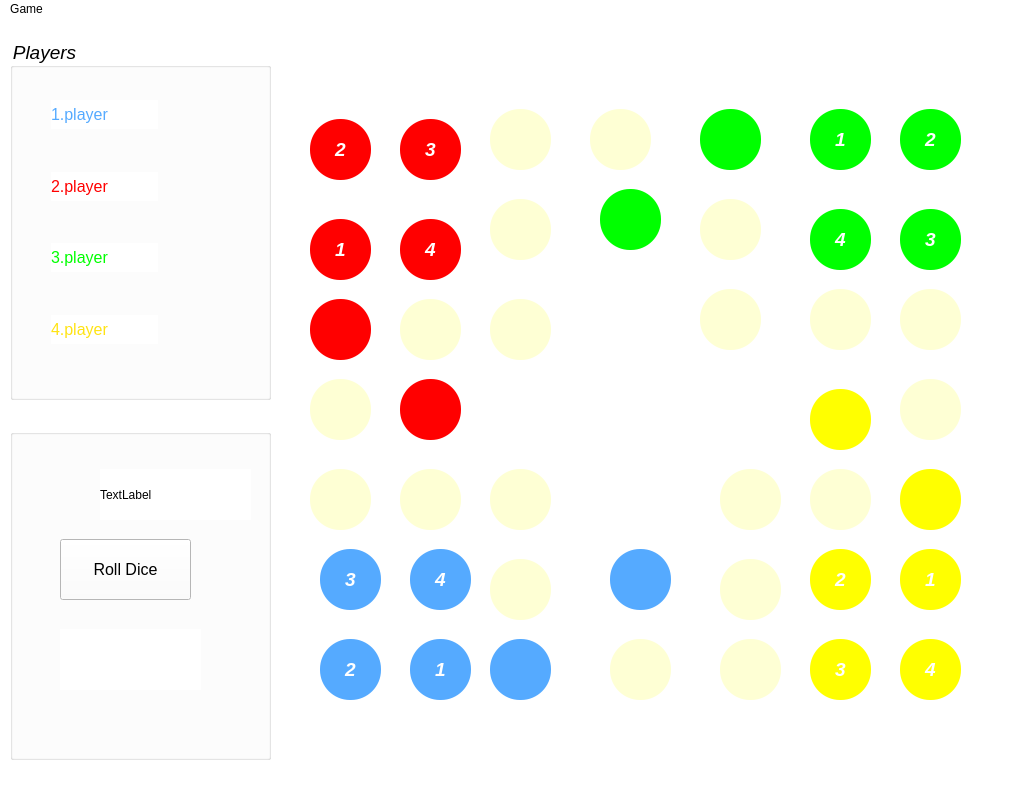
parhamsazdar/parham-ludo, file untitled.ui: the form before one commit.
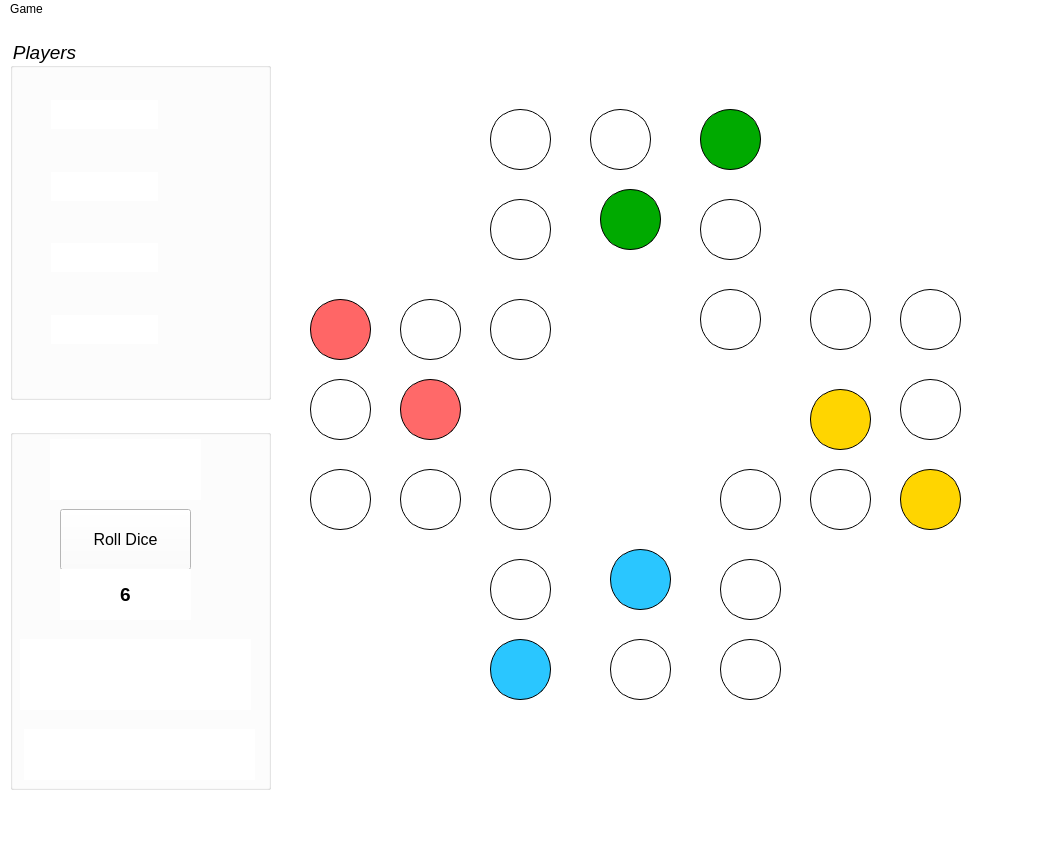
The form after the commit. Icons and pictures are not drawn.

Diff of the .ui file:
```diff
--- a/untitled.ui
+++ b/untitled.ui
@@ -6,8 +6,8 @@
    <rect>
     <x>0</x>
     <y>0</y>
-    <width>1030</width>
-    <height>811</height>
+    <width>1047</width>
+    <height>844</height>
    </rect>
   </property>
   <property name="windowTitle">
@@ -16,6 +16,12 @@
   <property name="styleSheet">
    <string notr="true">background-color: rgb(255, 255, 255);</string>
   </property>
+  <property name="iconSize">
+   <size>
+    <width>100</width>
+    <height>80</height>
+   </size>
+  </property>
   <widget class="QWidget" name="centralwidget">
    <widget class="QGroupBox" name="groupBox">
     <property name="geometry">
@@ -52,11 +58,10 @@
       </font>
      </property>
      <property name="styleSheet">
-      <string notr="true">
-color: rgb(85, 170, 255);</string>
+      <string notr="true"/>
      </property>
      <property name="text">
-      <string>1.player</string>
+      <string/>
      </property>
     </widget>
     <widget class="QLabel" name="lbl_player_2">
@@ -75,10 +80,10 @@
       </font>
      </property>
      <property name="styleSheet">
-      <string notr="true">color: rgb(255, 0, 0);</string>
+      <string notr="true"/>
      </property>
      <property name="text">
-      <string>2.player</string>
+      <string/>
      </property>
     </widget>
     <widget class="QLabel" name="lbl_player_3">
@@ -97,10 +102,10 @@
       </font>
      </property>
      <property name="styleSheet">
-      <string notr="true">color: rgb(0, 255, 0);</string>
+      <string notr="true"/>
      </property>
      <property name="text">
-      <string>3.player</string>
+      <string/>
      </property>
     </widget>
     <widget class="QLabel" name="lbl_player_4">
@@ -119,10 +124,10 @@
       </font>
      </property>
      <property name="styleSheet">
-      <string notr="true">color: rgb(255, 227, 19);</string>
+      <string notr="true"/>
      </property>
      <property name="text">
-      <string>4.player</string>
+      <string/>
      </property>
     </widget>
    </widget>
@@ -132,33 +137,17 @@
       <x>10</x>
       <y>410</y>
       <width>261</width>
-      <height>331</height>
+      <height>361</height>
      </rect>
     </property>
     <property name="title">
      <string/>
     </property>
-    <widget class="QLabel" name="lbl_turns">
-     <property name="enabled">
-      <bool>true</bool>
-     </property>
-     <property name="geometry">
-      <rect>
-       <x>90</x>
-       <y>40</y>
-       <width>151</width>
-       <height>51</height>
-      </rect>
-     </property>
-     <property name="text">
-      <string>TextLabel</string>
-     </property>
-    </widget>
     <widget class="QPushButton" name="pushButton_tas">
      <property name="geometry">
       <rect>
        <x>50</x>
-       <y>110</y>
+       <y>80</y>
        <width>131</width>
        <height>61</height>
       </rect>
@@ -169,16 +158,59 @@
        <pointsize>12</pointsize>
       </font>
      </property>
+     <property name="toolTip">
+      <string>Roll_Dice</string>
+     </property>
+     <property name="styleSheet">
+      <string notr="true">background-color: rgb(255, 255, 255);</string>
+     </property>
      <property name="text">
       <string>Roll Dice</string>
      </property>
+     <property name="icon">
+      <iconset>
+       <normaloff>icons8-dice-24.png</normaloff>icons8-dice-24.png</iconset>
+     </property>
+     <property name="iconSize">
+      <size>
+       <width>90</width>
+       <height>90</height>
+      </size>
+     </property>
     </widget>
     <widget class="QLabel" name="lbl_tas">
      <property name="geometry">
       <rect>
        <x>50</x>
-       <y>200</y>
-       <width>141</width>
+       <y>140</y>
+       <width>131</width>
+       <height>51</height>
+      </rect>
+     </property>
+     <property name="font">
+      <font>
+       <family>MS Sans Serif</family>
+       <pointsize>14</pointsize>
+       <weight>75</weight>
+       <bold>true</bold>
+      </font>
+     </property>
+     <property name="toolTip">
+      <string>Number_Dice</string>
+     </property>
+     <property name="text">
+      <string>6</string>
+     </property>
+     <property name="alignment">
+      <set>Qt::AlignCenter</set>
+     </property>
+    </widget>
+    <widget class="QLabel" name="lbl_turns">
+     <property name="geometry">
+      <rect>
+       <x>40</x>
+       <y>10</y>
+       <width>151</width>
        <height>61</height>
       </rect>
      </property>
@@ -187,6 +219,7 @@
        <family>MS Sans Serif</family>
        <pointsize>14</pointsize>
        <weight>75</weight>
+       <italic>true</italic>
        <bold>true</bold>
       </font>
      </property>
@@ -194,6 +227,57 @@
       <string/>
      </property>
     </widget>
+    <widget class="QLabel" name="label_guid">
+     <property name="geometry">
+      <rect>
+       <x>10</x>
+       <y>210</y>
+       <width>231</width>
+       <height>71</height>
+      </rect>
+     </property>
+     <property name="font">
+      <font>
+       <family>MS Sans Serif</family>
+       <pointsize>12</pointsize>
+       <weight>50</weight>
+       <bold>false</bold>
+      </font>
+     </property>
+     <property name="toolTip">
+      <string>Guid_Box</string>
+     </property>
+     <property name="text">
+      <string/>
+     </property>
+     <property name="alignment">
+      <set>Qt::AlignCenter</set>
+     </property>
+    </widget>
+    <widget class="QLabel" name="label_con">
+     <property name="geometry">
+      <rect>
+       <x>14</x>
+       <y>300</y>
+       <width>231</width>
+       <height>51</height>
+      </rect>
+     </property>
+     <property name="font">
+      <font>
+       <family>MS Sans Serif</family>
+       <pointsize>11</pointsize>
+       <weight>75</weight>
+       <bold>true</bold>
+      </font>
+     </property>
+     <property name="text">
+      <string/>
+     </property>
+     <property name="alignment">
+      <set>Qt::AlignCenter</set>
+     </property>
+    </widget>
    </widget>
    <widget class="QLabel" name="b_7">
     <property name="geometry">
@@ -206,7 +290,10 @@
     </property>
     <property name="styleSheet">
      <string notr="true">background-color: rgb(255, 0, 0);
-border-radius:30px;</string>
+background-color: rgb(255, 102, 102);
+border-radius:30px;
+border:1px solid black;
+</string>
     </property>
     <property name="text">
      <string/>
@@ -222,9 +309,9 @@
      </rect>
     </property>
     <property name="styleSheet">
-     <string notr="true">background-color: rgb(85, 170, 255);
-background-color: rgb(255, 255, 0);
-border-radius:30px;</string>
+     <string notr="true">background-color: rgb(255, 213, 0);
+border-radius:30px;
+border:1px solid black;</string>
     </property>
     <property name="text">
      <string/>
@@ -240,8 +327,9 @@
      </rect>
     </property>
     <property name="styleSheet">
-     <string notr="true">background-color: rgb(0, 255, 0);
-border-radius:30px;</string>
+     <string notr="true">background-color: rgb(0, 170, 0);
+border-radius:30px;
+border:1px solid black;</string>
     </property>
     <property name="text">
      <string/>
@@ -257,7 +345,8 @@
      </rect>
     </property>
     <property name="styleSheet">
-     <string notr="true">background-color: rgb(254, 255, 212);
+     <string notr="true">background-color: rgb(255, 255, 255);
+border:1px solid black;
 border-radius:30px;</string>
     </property>
     <property name="text">
@@ -274,7 +363,8 @@
      </rect>
     </property>
     <property name="styleSheet">
-     <string notr="true">background-color: rgb(254, 255, 212);
+     <string notr="true">background-color: rgb(255, 255, 255);
+border:1px solid black;
 border-radius:30px;</string>
     </property>
     <property name="text">
@@ -291,7 +381,8 @@
      </rect>
     </property>
     <property name="styleSheet">
-     <string notr="true">background-color: rgb(254, 255, 212);
+     <string notr="true">background-color: rgb(255, 255, 255);
+border:1px solid black;
 border-radius:30px;</string>
     </property>
     <property name="text">
@@ -308,7 +399,8 @@
      </rect>
     </property>
     <property name="styleSheet">
-     <string notr="true">background-color: rgb(254, 255, 212);
+     <string notr="true">background-color: rgb(255, 255, 255);
+border:1px solid black;
 border-radius:30px;</string>
     </property>
     <property name="text">
@@ -325,7 +417,8 @@
      </rect>
     </property>
     <property name="styleSheet">
-     <string notr="true">background-color: rgb(254, 255, 212);
+     <string notr="true">background-color: rgb(255, 255, 255);
+border:1px solid black;
 border-radius:30px;</string>
     </property>
     <property name="text">
@@ -342,7 +435,8 @@
      </rect>
     </property>
     <property name="styleSheet">
-     <string notr="true">background-color: rgb(254, 255, 212);
+     <string notr="true">background-color: rgb(255, 255, 255);
+border:1px solid black;
 border-radius:30px;</string>
     </property>
     <property name="text">
@@ -359,7 +453,8 @@
      </rect>
     </property>
     <property name="styleSheet">
-     <string notr="true">background-color: rgb(254, 255, 212);
+     <string notr="true">background-color: rgb(255, 255, 255);
+border:1px solid black;
 border-radius:30px;</string>
     </property>
     <property name="text">
@@ -376,7 +471,8 @@
      </rect>
     </property>
     <property name="styleSheet">
-     <string notr="true">background-color: rgb(254, 255, 212);
+     <string notr="true">background-color: rgb(255, 255, 255);
+border:1px solid black;
 border-radius:30px;</string>
     </property>
     <property name="text">
@@ -393,7 +489,8 @@
      </rect>
     </property>
     <property name="styleSheet">
-     <string notr="true">background-color: rgb(254, 255, 212);
+     <string notr="true">background-color: rgb(255, 255, 255);
+border:1px solid black;
 border-radius:30px;</string>
     </property>
     <property name="text">
@@ -410,7 +507,8 @@
      </rect>
     </property>
     <property name="styleSheet">
-     <string notr="true">background-color: rgb(254, 255, 212);
+     <string notr="true">background-color: rgb(255, 255, 255);
+border:1px solid black;
 border-radius:30px;</string>
     </property>
     <property name="text">
@@ -427,7 +525,8 @@
      </rect>
     </property>
     <property name="styleSheet">
-     <string notr="true">background-color: rgb(254, 255, 212);
+     <string notr="true">background-color: rgb(255, 255, 255);
+border:1px solid black;
 border-radius:30px;</string>
     </property>
     <property name="text">
@@ -444,7 +543,8 @@
      </rect>
     </property>
     <property name="styleSheet">
-     <string notr="true">background-color: rgb(254, 255, 212);
+     <string notr="true">background-color: rgb(255, 255, 255);
+border:1px solid black;
 border-radius:30px;</string>
     </property>
     <property name="text">
@@ -461,7 +561,8 @@
      </rect>
     </property>
     <property name="styleSheet">
-     <string notr="true">background-color: rgb(254, 255, 212);
+     <string notr="true">background-color: rgb(255, 255, 255);
+border:1px solid black;
 border-radius:30px;</string>
     </property>
     <property name="text">
@@ -478,7 +579,8 @@
      </rect>
     </property>
     <property name="styleSheet">
-     <string notr="true">background-color: rgb(254, 255, 212);
+     <string notr="true">background-color: rgb(255, 255, 255);
+border:1px solid black;
 border-radius:30px;</string>
     </property>
     <property name="text">
@@ -495,7 +597,8 @@
      </rect>
     </property>
     <property name="styleSheet">
-     <string notr="true">background-color: rgb(254, 255, 212);
+     <string notr="true">background-color: rgb(255, 255, 255);
+border:1px solid black;
 border-radius:30px;</string>
     </property>
     <property name="text">
@@ -512,7 +615,8 @@
      </rect>
     </property>
     <property name="styleSheet">
-     <string notr="true">background-color: rgb(254, 255, 212);
+     <string notr="true">background-color: rgb(255, 255, 255);
+border:1px solid black;
 border-radius:30px;</string>
     </property>
     <property name="text">
@@ -529,7 +633,8 @@
      </rect>
     </property>
     <property name="styleSheet">
-     <string notr="true">background-color: rgb(254, 255, 212);
+     <string notr="true">background-color: rgb(255, 255, 255);
+border:1px solid black;
 border-radius:30px;</string>
     </property>
     <property name="text">
@@ -546,7 +651,8 @@
      </rect>
     </property>
     <property name="styleSheet">
-     <string notr="true">background-color: rgb(254, 255, 212);
+     <string notr="true">background-color: rgb(255, 255, 255);
+border:1px solid black;
 border-radius:30px;</string>
     </property>
     <property name="text">
@@ -563,7 +669,8 @@
      </rect>
     </property>
     <property name="styleSheet">
-     <string notr="true">background-color: rgb(254, 255, 212);
+     <string notr="true">background-color: rgb(255, 255, 255);
+border:1px solid black;
 border-radius:30px;</string>
     </property>
     <property name="text">
@@ -580,7 +687,8 @@
      </rect>
     </property>
     <property name="styleSheet">
-     <string notr="true">background-color: rgb(254, 255, 212);
+     <string notr="true">background-color: rgb(255, 255, 255);
+border:1px solid black;
 border-radius:30px;</string>
     </property>
     <property name="text">
@@ -597,8 +705,9 @@
      </rect>
     </property>
     <property name="styleSheet">
-     <string notr="true">background-color: rgb(85, 170, 255);
-border-radius:30px;</string>
+     <string notr="true">background-color: rgb(42, 198, 255);
+border-radius:30px;
+border:1px solid black;</string>
     </property>
     <property name="text">
      <string/>
@@ -614,8 +723,9 @@
      </rect>
     </property>
     <property name="styleSheet">
-     <string notr="true">background-color: rgb(85, 170, 255);
-border-radius:30px;</string>
+     <string notr="true">background-color: rgb(42, 198, 255);
+border-radius:30px;
+border:1px solid black;</string>
     </property>
     <property name="text">
      <string/>
@@ -631,8 +741,10 @@
      </rect>
     </property>
     <property name="styleSheet">
-     <string notr="true">background-color: rgb(255, 0, 0);
-border-radius:30px;</string>
+     <string notr="true">background-color: rgb(255, 0, 0,150);
+border-radius:30px;
+border:1px solid black;
+</string>
     </property>
     <property name="text">
      <string/>
@@ -648,8 +760,9 @@
      </rect>
     </property>
     <property name="styleSheet">
-     <string notr="true">background-color: rgb(0, 255, 0);
-border-radius:30px;</string>
+     <string notr="true">background-color: rgb(0, 170, 0);
+border-radius:30px;
+border:1px solid black;</string>
     </property>
     <property name="text">
      <string/>
@@ -665,9 +778,9 @@
      </rect>
     </property>
     <property name="styleSheet">
-     <string notr="true">background-color: rgb(85, 170, 255);
-background-color: rgb(255, 255, 0);
-border-radius:30px;</string>
+     <string notr="true">background-color: rgb(255, 213, 0);
+border-radius:30px;
+border:1px solid black;</string>
     </property>
     <property name="text">
      <string/>
@@ -692,12 +805,22 @@
      </font>
     </property>
     <property name="styleSheet">
-     <string notr="true">background-color: rgb(85, 170, 255);
+     <string notr="true">background-color: rgb(85, 170, 255,0);
 border-radius:30px;
 color: rgb(255, 255, 255);</string>
     </property>
     <property name="text">
-     <string>1</string>
+     <string/>
+    </property>
+    <property name="icon">
+     <iconset>
+      <normaloff>ludo-piece-peacock-blue.png</normaloff>ludo-piece-peacock-blue.png</iconset>
+    </property>
+    <property name="iconSize">
+     <size>
+      <width>60</width>
+      <height>60</height>
+     </size>
     </property>
    </widget>
    <widget class="QPushButton" name="red_1">
@@ -719,12 +842,22 @@
      </font>
     </property>
     <property name="styleSheet">
-     <string notr="true">background-color: rgb(255, 0, 0);
+     <string notr="true">background-color: rgb(255, 255, 0,0);
 border-radius:30px;
 color: rgb(255, 255, 255);</string>
     </property>
     <property name="text">
-     <string>1</string>
+     <string/>
+    </property>
+    <property name="icon">
+     <iconset>
+      <normaloff>ludo-piece-scarlett-red.png</normaloff>ludo-piece-scarlett-red.png</iconset>
+    </property>
+    <property name="iconSize">
+     <size>
+      <width>60</width>
+      <height>60</height>
+     </size>
     </property>
    </widget>
    <widget class="QPushButton" name="yellow_1">
@@ -746,12 +879,22 @@
      </font>
     </property>
     <property name="styleSheet">
-     <string notr="true">background-color: rgb(255, 255, 0);
+     <string notr="true">background-color: rgb(255, 255, 0,0);
 border-radius:30px;
 color: rgb(255, 255, 255);</string>
     </property>
     <property name="text">
-     <string>1</string>
+     <string/>
+    </property>
+    <property name="icon">
+     <iconset>
+      <normaloff>ludo-piece-mustard-yellow.png</normaloff>ludo-piece-mustard-yellow.png</iconset>
+    </property>
+    <property name="iconSize">
+     <size>
+      <width>60</width>
+      <height>60</height>
+     </size>
     </property>
    </widget>
    <widget class="QPushButton" name="green_1">
@@ -773,12 +916,22 @@
      </font>
     </property>
     <property name="styleSheet">
-     <string notr="true">background-color: rgb(0, 255, 0);
+     <string notr="true">background-color: rgb(255, 255, 0,0);
 border-radius:30px;
 color: rgb(255, 255, 255);</string>
     </property>
     <property name="text">
-     <string>1</string>
+     <string/>
+    </property>
+    <property name="icon">
+     <iconset>
+      <normaloff>ludo-piece-green.png</normaloff>ludo-piece-green.png</iconset>
+    </property>
+    <property name="iconSize">
+     <size>
+      <width>60</width>
+      <height>60</height>
+     </size>
     </property>
    </widget>
    <widget class="QPushButton" name="red_4">
@@ -800,12 +953,22 @@
      </font>
     </property>
     <property name="styleSheet">
-     <string notr="true">background-color: rgb(255, 0, 0);
+     <string notr="true">background-color: rgb(255, 255, 0,0);
 border-radius:30px;
 color: rgb(255, 255, 255);</string>
     </property>
     <property name="text">
-     <string>4</string>
+     <string/>
+    </property>
+    <property name="icon">
+     <iconset>
+      <normaloff>ludo-piece-scarlett-red.png</normaloff>ludo-piece-scarlett-red.png</iconset>
+    </property>
+    <property name="iconSize">
+     <size>
+      <width>60</width>
+      <height>60</height>
+     </size>
     </property>
    </widget>
    <widget class="QPushButton" name="red_2">
@@ -827,12 +990,22 @@
      </font>
     </property>
     <property name="styleSheet">
-     <string notr="true">background-color: rgb(255, 0, 0);
+     <string notr="true">background-color: rgb(255, 255, 0,0);
 border-radius:30px;
 color: rgb(255, 255, 255);</string>
     </property>
     <property name="text">
-     <string>2</string>
+     <string/>
+    </property>
+    <property name="icon">
+     <iconset>
+      <normaloff>ludo-piece-scarlett-red.png</normaloff>ludo-piece-scarlett-red.png</iconset>
+    </property>
+    <property name="iconSize">
+     <size>
+      <width>60</width>
+      <height>60</height>
+     </size>
     </property>
    </widget>
    <widget class="QPushButton" name="red_3">
@@ -854,12 +1027,22 @@
      </font>
     </property>
     <property name="styleSheet">
-     <string notr="true">background-color: rgb(255, 0, 0);
+     <string notr="true">background-color: rgb(255, 255, 0,0);
 border-radius:30px;
 color: rgb(255, 255, 255);</string>
     </property>
     <property name="text">
-     <string>3</string>
+     <string/>
+    </property>
+    <property name="icon">
+     <iconset>
+      <normaloff>ludo-piece-scarlett-red.png</normaloff>ludo-piece-scarlett-red.png</iconset>
+    </property>
+    <property name="iconSize">
+     <size>
+      <width>60</width>
+      <height>60</height>
+     </size>
     </property>
    </widget>
    <widget class="QPushButton" name="green_2">
@@ -881,12 +1064,22 @@
      </font>
     </property>
     <property name="styleSheet">
-     <string notr="true">background-color: rgb(0, 255, 0);
+     <string notr="true">background-color: rgb(255, 255, 0,0);
 border-radius:30px;
 color: rgb(255, 255, 255);</string>
     </property>
     <property name="text">
-     <string>2</string>
+     <string/>
+    </property>
+    <property name="icon">
+     <iconset>
+      <normaloff>ludo-piece-green.png</normaloff>ludo-piece-green.png</iconset>
+    </property>
+    <property name="iconSize">
+     <size>
+      <width>60</width>
+      <height>60</height>
+     </size>
     </property>
    </widget>
    <widget class="QPushButton" name="green_4">
@@ -908,12 +1101,22 @@
      </font>
     </property>
     <property name="styleSheet">
-     <string notr="true">background-color: rgb(0, 255, 0);
+     <string notr="true">background-color: rgb(255, 255, 0,0);
 border-radius:30px;
 color: rgb(255, 255, 255);</string>
     </property>
     <property name="text">
-     <string>4</string>
+     <string/>
+    </property>
+    <property name="icon">
+     <iconset>
+      <normaloff>ludo-piece-green.png</normaloff>ludo-piece-green.png</iconset>
+    </property>
+    <property name="iconSize">
+     <size>
+      <width>60</width>
+      <height>60</height>
+     </size>
     </property>
    </widget>
    <widget class="QPushButton" name="green_3">
@@ -935,12 +1138,22 @@
      </font>
     </property>
     <property name="styleSheet">
-     <string notr="true">background-color: rgb(0, 255, 0);
+     <string notr="true">background-color: rgb(255, 255, 0,0);
 border-radius:30px;
 color: rgb(255, 255, 255);</string>
     </property>
     <property name="text">
-     <string>3</string>
+     <string/>
+    </property>
+    <property name="icon">
+     <iconset>
+      <normaloff>ludo-piece-green.png</normaloff>ludo-piece-green.png</iconset>
+    </property>
+    <property name="iconSize">
+     <size>
+      <width>60</width>
+      <height>60</height>
+     </size>
     </property>
    </widget>
    <widget class="QPushButton" name="blue_2">
@@ -962,12 +1175,22 @@
      </font>
     </property>
     <property name="styleSheet">
-     <string notr="true">background-color: rgb(85, 170, 255);
+     <string notr="true">background-color: rgb(255, 255, 0,0);
 border-radius:30px;
 color: rgb(255, 255, 255);</string>
     </property>
     <property name="text">
-     <string>2</string>
+     <string/>
+    </property>
+    <property name="icon">
+     <iconset>
+      <normaloff>ludo-piece-peacock-blue.png</normaloff>ludo-piece-peacock-blue.png</iconset>
+    </property>
+    <property name="iconSize">
+     <size>
+      <width>60</width>
+      <height>60</height>
+     </size>
     </property>
    </widget>
    <widget class="QPushButton" name="blue_4">
@@ -989,12 +1212,22 @@
      </font>
     </property>
     <property name="styleSheet">
-     <string notr="true">background-color: rgb(85, 170, 255);
+     <string notr="true">background-color: rgb(255, 255, 0,0);
 border-radius:30px;
 color: rgb(255, 255, 255);</string>
     </property>
     <property name="text">
-     <string>4</string>
+     <string/>
+    </property>
+    <property name="icon">
+     <iconset>
+      <normaloff>ludo-piece-peacock-blue.png</normaloff>ludo-piece-peacock-blue.png</iconset>
+    </property>
+    <property name="iconSize">
+     <size>
+      <width>60</width>
+      <height>60</height>
+     </size>
     </property>
    </widget>
    <widget class="QPushButton" name="blue_3">
@@ -1016,12 +1249,22 @@
      </font>
     </property>
     <property name="styleSheet">
-     <string notr="true">background-color: rgb(85, 170, 255);
+     <string notr="true">background-color: rgb(255, 255, 0,0);
 border-radius:30px;
 color: rgb(255, 255, 255);</string>
     </property>
     <property name="text">
-     <string>3</string>
+     <string/>
+    </property>
+    <property name="icon">
+     <iconset>
+      <normaloff>ludo-piece-peacock-blue.png</normaloff>ludo-piece-peacock-blue.png</iconset>
+    </property>
+    <property name="iconSize">
+     <size>
+      <width>60</width>
+      <height>60</height>
+     </size>
     </property>
    </widget>
    <widget class="QPushButton" name="yellow_2">
@@ -1043,12 +1286,22 @@
      </font>
     </property>
     <property name="styleSheet">
-     <string notr="true">background-color: rgb(255, 255, 0);
+     <string notr="true">background-color: rgb(255, 255, 0,0);
 border-radius:30px;
 color: rgb(255, 255, 255);</string>
     </property>
     <property name="text">
-     <string>2</string>
+     <string/>
+    </property>
+    <property name="icon">
+     <iconset>
+      <normaloff>ludo-piece-mustard-yellow.png</normaloff>ludo-piece-mustard-yellow.png</iconset>
+    </property>
+    <property name="iconSize">
+     <size>
+      <width>60</width>
+      <height>60</height>
+     </size>
     </property>
    </widget>
    <widget class="QPushButton" name="yellow_3">
@@ -1070,12 +1323,22 @@
      </font>
     </property>
     <property name="styleSheet">
-     <string notr="true">background-color: rgb(255, 255, 0);
+     <string notr="true">background-color: rgb(255, 255, 0,0);
 border-radius:30px;
 color: rgb(255, 255, 255);</string>
     </property>
     <property name="text">
-     <string>3</string>
+     <string/>
+    </property>
+    <property name="icon">
+     <iconset>
+      <normaloff>ludo-piece-mustard-yellow.png</normaloff>ludo-piece-mustard-yellow.png</iconset>
+    </property>
+    <property name="iconSize">
+     <size>
+      <width>60</width>
+      <height>60</height>
+     </size>
     </property>
    </widget>
    <widget class="QPushButton" name="yellow_4">
@@ -1097,12 +1360,146 @@
      </font>
     </property>
     <property name="styleSheet">
-     <string notr="true">background-color: rgb(255, 255, 0);
+     <string notr="true">background-color: rgb(255, 255, 0,0);
 border-radius:30px;
 color: rgb(255, 255, 255);</string>
     </property>
     <property name="text">
-     <string>4</string>
+     <string/>
+    </property>
+    <property name="icon">
+     <iconset>
+      <normaloff>ludo-piece-mustard-yellow.png</normaloff>ludo-piece-mustard-yellow.png</iconset>
+    </property>
+    <property name="iconSize">
+     <size>
+      <width>60</width>
+      <height>60</height>
+     </size>
+    </property>
+   </widget>
+   <widget class="QLabel" name="lbl_blue_home">
+    <property name="geometry">
+     <rect>
+      <x>580</x>
+      <y>530</y>
+      <width>121</width>
+      <height>61</height>
+     </rect>
+    </property>
+    <property name="font">
+     <font>
+      <family>MS Sans Serif</family>
+      <pointsize>17</pointsize>
+      <weight>75</weight>
+      <italic>false</italic>
+      <bold>true</bold>
+     </font>
+    </property>
+    <property name="styleSheet">
+     <string notr="true">background-color: rgb(255, 255, 255,0);
+color: rgb(255, 255, 255);
+
+</string>
+    </property>
+    <property name="text">
+     <string/>
+    </property>
+    <property name="alignment">
+     <set>Qt::AlignCenter</set>
+    </property>
+   </widget>
+   <widget class="QLabel" name="lbl_yellow_home">
+    <property name="geometry">
+     <rect>
+      <x>800</x>
+      <y>370</y>
+      <width>81</width>
+      <height>61</height>
+     </rect>
+    </property>
+    <property name="font">
+     <font>
+      <family>MS Sans Serif</family>
+      <pointsize>17</pointsize>
+      <weight>75</weight>
+      <italic>false</italic>
+      <bold>true</bold>
+     </font>
+    </property>
+    <property name="styleSheet">
+     <string notr="true">background-color: rgb(255, 255, 255,0);
+color: rgb(255, 255, 255);
+
+</string>
+    </property>
+    <property name="text">
+     <string/>
+    </property>
+    <property name="alignment">
+     <set>Qt::AlignCenter</set>
+    </property>
+   </widget>
+   <widget class="QLabel" name="lbl_green_home">
+    <property name="geometry">
+     <rect>
+      <x>590</x>
+      <y>160</y>
+      <width>81</width>
+      <height>81</height>
+     </rect>
+    </property>
+    <property name="font">
+     <font>
+      <family>MS Sans Serif</family>
+      <pointsize>17</pointsize>
+      <weight>75</weight>
+      <italic>false</italic>
+      <bold>true</bold>
+     </font>
+    </property>
+    <property name="styleSheet">
+     <string notr="true">background-color: rgb(255, 255, 255,0);
+color: rgb(255, 255, 255);
+
+</string>
+    </property>
+    <property name="text">
+     <string/>
+    </property>
+    <property name="alignment">
+     <set>Qt::AlignCenter</set>
+    </property>
+   </widget>
+   <widget class="QLabel" name="lbl_red_home">
+    <property name="geometry">
+     <rect>
+      <x>390</x>
+      <y>360</y>
+      <width>81</width>
+      <height>61</height>
+     </rect>
+    </property>
+    <property name="font">
+     <font>
+      <family>MS Sans Serif</family>
+      <pointsize>17</pointsize>
+      <weight>75</weight>
+      <italic>false</italic>
+      <bold>true</bold>
+     </font>
+    </property>
+    <property name="styleSheet">
+     <string notr="true">background-color: rgb(255, 255, 255,0);
+color: rgb(255, 255, 255);
+
+</string>
+    </property>
+    <property name="text">
+     <string/>
+    </property>
+    <property name="alignment">
+     <set>Qt::AlignCenter</set>
     </property>
    </widget>
   </widget>
@@ -1111,7 +1508,7 @@
     <rect>
      <x>0</x>
      <y>0</y>
-     <width>1030</width>
+     <width>1047</width>
      <height>25</height>
     </rect>
    </property>
```
Left out of the diff: 95 changed lines with no effect on the pictures.
